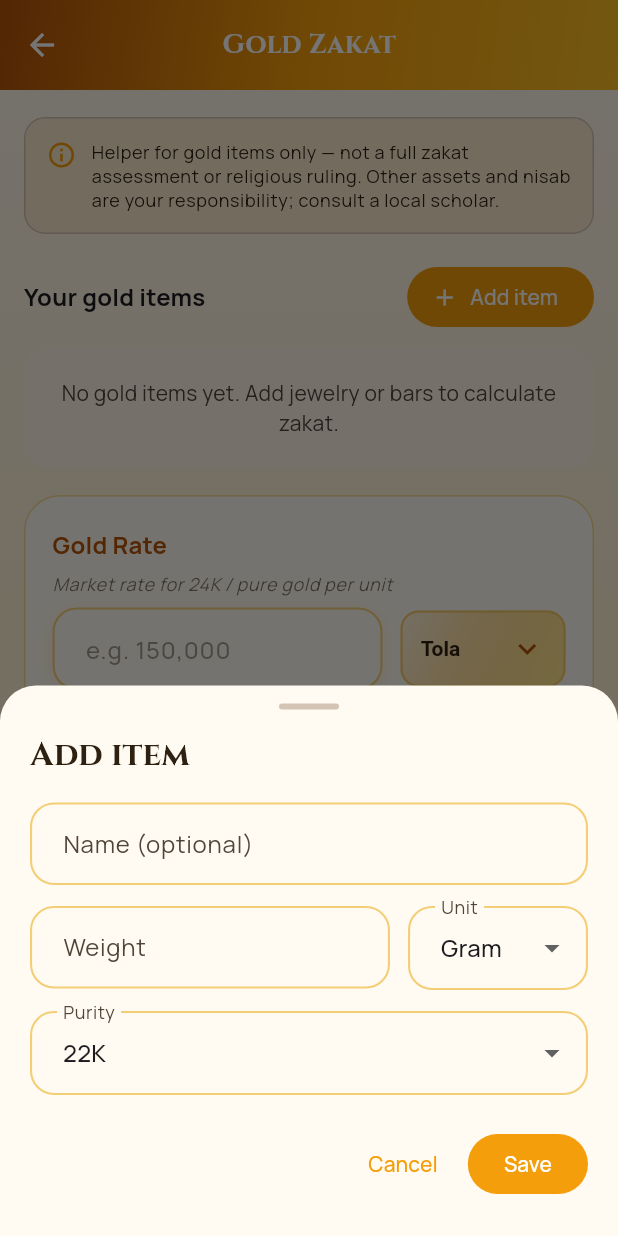
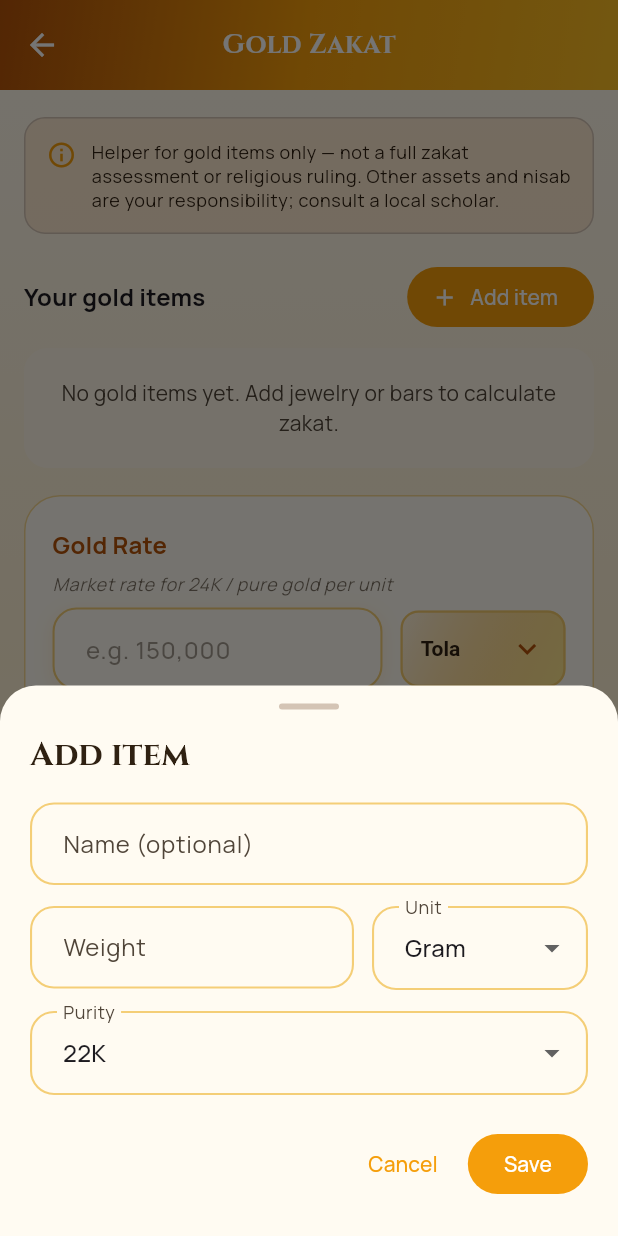
Before and after one commit to Dr-Usman/Gold-Weight-Converter, a Flutter app: the ZakatScreen screen opened directly, after a tap on "Add item", on a phone screen of 412 x 824 dp. Run offline on Flutter 3.47's test engine with Material 3 defaults, Android fonts, the phone set to English and light mode, and no system bars; our stand-ins replace flutter_riverpod, google_fonts, package_info_plus, shared_preferences; missing offline and left inert: mixpanel_flutter; accounts and stored records are empty.

Commit message:
polish: improve gold item sheet name and weight layout
Capitalize item names and give the weight field more space next to the unit dropdown.

```diff
--- a/lib/widgets/gold_item_sheet.dart
+++ b/lib/widgets/gold_item_sheet.dart
@@ -37,9 +37,7 @@ class _GoldItemSheetState extends ConsumerState<GoldItemSheet> {
     final GoldItemModel? existing = widget.existing;
     _nameController = TextEditingController(text: existing?.name ?? '');
     _weightController = TextEditingController(
-      text: existing == null
-          ? ''
-          : NumberHelper.formatNumber(existing.weight),
+      text: existing == null ? '' : NumberHelper.formatNumber(existing.weight),
     );
     _karatController = TextEditingController(
       text: existing?.customKarat?.toString() ?? '',
@@ -195,6 +193,7 @@ class _GoldItemSheetState extends ConsumerState<GoldItemSheet> {
               TextField(
                 controller: _nameController,
                 textInputAction: TextInputAction.next,
+                textCapitalization: TextCapitalization.words,
                 decoration: InputDecoration(
                   labelText: l10n.zakatItemNameLabel,
                   hintText: l10n.zakatItemNameHint,
@@ -205,7 +204,7 @@ class _GoldItemSheetState extends ConsumerState<GoldItemSheet> {
                 crossAxisAlignment: CrossAxisAlignment.start,
                 children: [
                   Expanded(
-                    flex: 2,
+                    flex: 3,
                     child: TextField(
                       controller: _weightController,
                       keyboardType: const TextInputType.numberWithOptions(
@@ -221,6 +220,7 @@ class _GoldItemSheetState extends ConsumerState<GoldItemSheet> {
                   ),
                   const SizedBox(width: 12),
                   Expanded(
+                    flex: 2,
                     child: DropdownButtonFormField<WeightUnitEnum>(
                       key: ValueKey(_unit),
                       initialValue: _unit,
```
